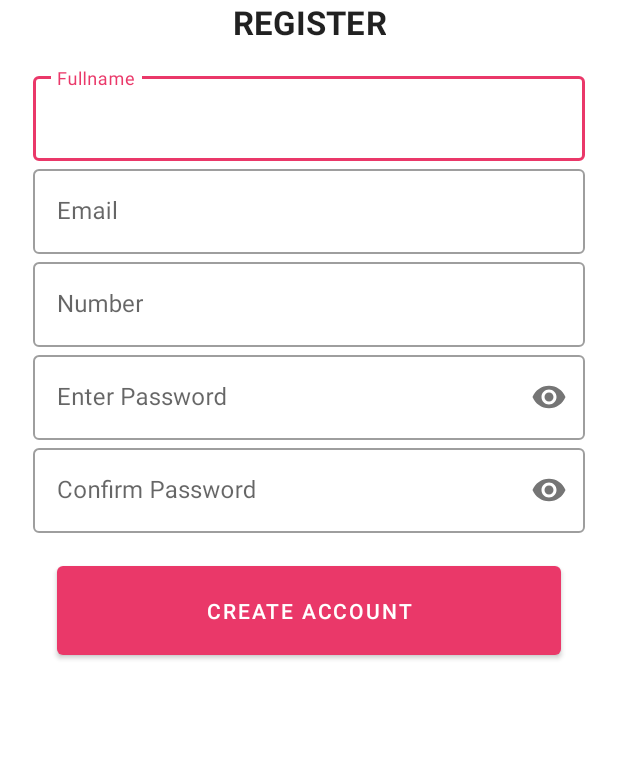
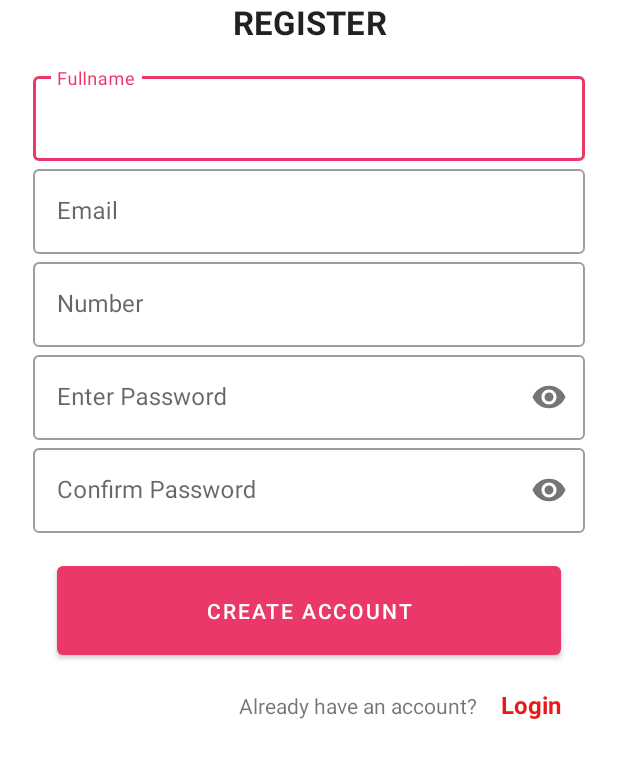
Before and after one commit to Geotechbrain/EasyPay, an Android app: the RegistrationActivity screen opened directly, with no data from a screen before it, on a phone screen of 412 x 824 dp, the part 312-1090 px from its top. Run offline under Robolectric (Android 15) with nearby library versions, the phone set to English and light mode, and no system bars; our stand-ins replace Firebase (no records; nobody signed in at launch, a user with empty details on screens opened directly); libraries missing offline, so code that uses them is left out: com.blogspot.atifsoftwares, dmax.dialog.

Commit message:
Modified the UI/UX of LoginActivity and RegistrationActivity and also the authentication flow

```diff
--- a/app/src/main/java/com/geodeveloper/easypay/activity/LoginActivity.kt
+++ b/app/src/main/java/com/geodeveloper/easypay/activity/LoginActivity.kt
@@ -39,6 +39,12 @@ class LoginActivity : AppCompatActivity() {
                 }
             }
         }
+
+        register_txt_btn.setOnClickListener {
+            val intent = Intent(this, RegistrationActivity::class.java)
+            startActivity(intent)
+            finish()
+        }
     }
 
     private fun loginUser(email: String, password: String) {
--- a/app/src/main/java/com/geodeveloper/easypay/activity/MainActivity.kt
+++ b/app/src/main/java/com/geodeveloper/easypay/activity/MainActivity.kt
@@ -2,6 +2,7 @@ package com.geodeveloper.easypay.activity
 
 import android.app.AlertDialog
 import android.content.Context
+import android.content.Intent
 import android.os.AsyncTask
 import androidx.appcompat.app.AppCompatActivity
 import android.os.Bundle
@@ -70,6 +71,7 @@ class MainActivity : AppCompatActivity() {
 
         FirebaseAuth.getInstance().addAuthStateListener {
            if (it.currentUser == null) {
+               startActivity(Intent(this,LoginActivity()::class.java))
                finish()
            }
         }
--- a/app/src/main/java/com/geodeveloper/easypay/activity/OnBoardActivity.kt
+++ b/app/src/main/java/com/geodeveloper/easypay/activity/OnBoardActivity.kt
@@ -16,9 +16,11 @@ class OnBoardActivity : AppCompatActivity() {
         isUserRegisteered()
         btnRegister.setOnClickListener {
             startActivity(Intent(this,RegistrationActivity::class.java))
+            finish()
         }
         btnLogin.setOnClickListener {
             startActivity(Intent(this,LoginActivity::class.java))
+            finish()
         }
     }
 
@@ -27,6 +29,7 @@ class OnBoardActivity : AppCompatActivity() {
             val intent = Intent(this, MainActivity::class.java)
             intent.addFlags(Intent.FLAG_ACTIVITY_NEW_TASK or Intent.FLAG_ACTIVITY_CLEAR_TASK)
             startActivity(intent)
+            finish()
         }
     }
 }
--- a/app/src/main/java/com/geodeveloper/easypay/activity/RegistrationActivity.kt
+++ b/app/src/main/java/com/geodeveloper/easypay/activity/RegistrationActivity.kt
@@ -46,6 +46,12 @@ class RegistrationActivity : AppCompatActivity() {
                     createAccount(fullname,email,password,number)
                 }
             }
+        }
+
+        login_txt_btn.setOnClickListener {
+            val intent = Intent(this, LoginActivity::class.java)
+            startActivity(intent)
+            finish()
         }
     }
 
--- a/app/src/main/res/layout/activity_main.xml
+++ b/app/src/main/res/layout/activity_main.xml
@@ -21,6 +21,8 @@
             android:layout_width="match_parent"
             android:layout_height="?attr/actionBarSize"
             app:navigationIcon="@drawable/nav_icon"
+            android:theme="@style/ThemeOverlay.AppCompat.Dark"
+            app:popupTheme="@style/ThemeOverlay.AppCompat.Light"
             app:title="@string/app_name" />
 
     </com.google.android.material.appbar.AppBarLayout>
--- a/app/src/main/res/layout/activity_registration.xml
+++ b/app/src/main/res/layout/activity_registration.xml
@@ -12,7 +12,6 @@
     android:layout_marginHorizontal="@dimen/activity_horizontal_margin"
     android:layout_marginVertical="@dimen/activity_vertical_margin"
     android:padding="6dp"
-
     tools:context=".activity.RegistrationActivity">
 
     <LinearLayout
@@ -129,8 +128,6 @@
 
         </com.google.android.material.textfield.TextInputLayout>
 
-    </LinearLayout>
-
         <com.google.android.material.button.MaterialButton
             android:id="@+id/register_btn"
             android:layout_width="match_parent"
@@ -143,5 +140,36 @@
             android:text="@string/register_btn_txt"
             app:layout_constraintTop_toBottomOf="@+id/register_textField_layout" />
 
+        <LinearLayout
+            android:layout_width="wrap_content"
+            android:layout_height="wrap_content"
+            android:layout_marginTop="@dimen/activity_vertical_margin"
+            android:layout_marginEnd="@dimen/activity_horizontal_margin"
+            android:layout_gravity="end"
+            android:orientation="horizontal">
+
+            <TextView
+                android:layout_width="wrap_content"
+                android:layout_height="wrap_content"
+                android:text="@string/have_accountt"
+                android:layout_marginEnd="16dp"/>
+
+            <TextView
+                android:layout_width="wrap_content"
+                android:layout_height="wrap_content"
+                android:id="@+id/login_txt_btn"
+                android:clickable="true"
+                android:focusable="true"
+                android:textSize="16sp"
+                android:textStyle="bold"
+                android:textColor="@color/colorAccent"
+                android:text="@string/btnLogin_txt"
+                />
+
+        </LinearLayout>
+
+
+    </LinearLayout>
+
 </androidx.constraintlayout.widget.ConstraintLayout>
 </ScrollView>
--- a/app/src/main/res/values/strings.xml
+++ b/app/src/main/res/values/strings.xml
@@ -62,6 +62,9 @@
     <string name="phone_verify_header_txt">Phone Verification</string>
     <string name="verify_phone_guide">Enter your phone number below a code will be sent to you to verify your number</string>
     <string name="menu_logout_title">Logout</string>
+    <string name="have_accountt">Already have an account?</string>
+    <string name="create_one">Create one</string>
+    <string name="don_t_have_an_account">Don\'t have an account?</string>
 
 
 </resources>
```
Also changed, not shown: app/src/main/res/layout/activity_login.xml (+38 -9 lines). Lines whose indentation alone changed are shown as unchanged.
